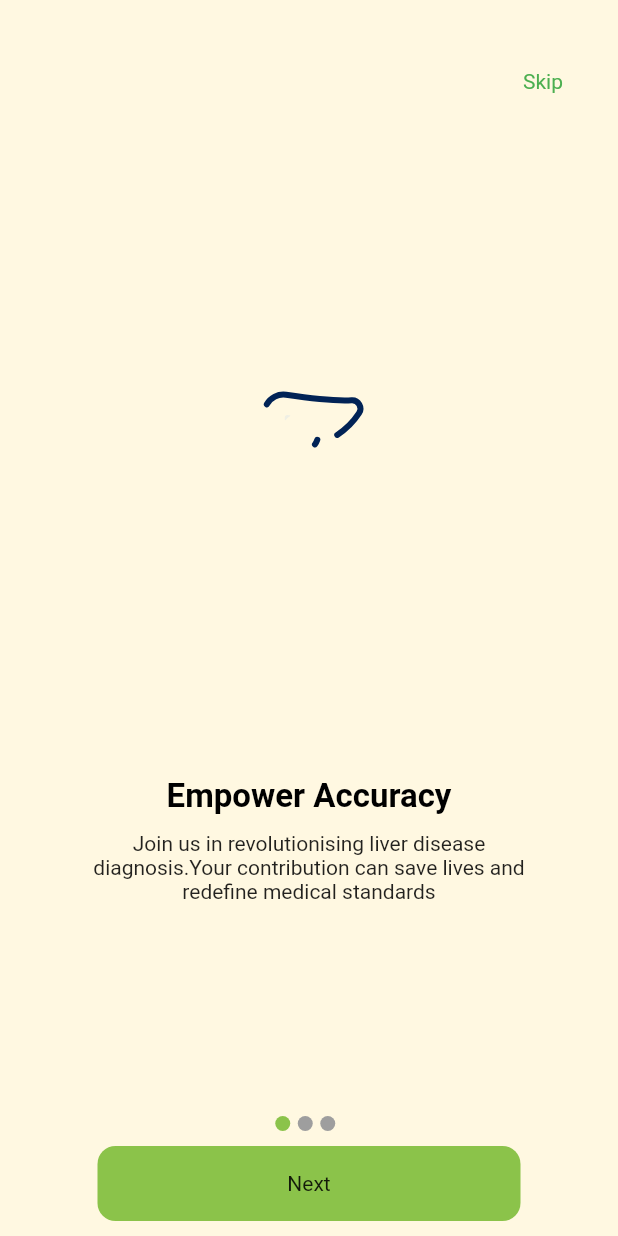
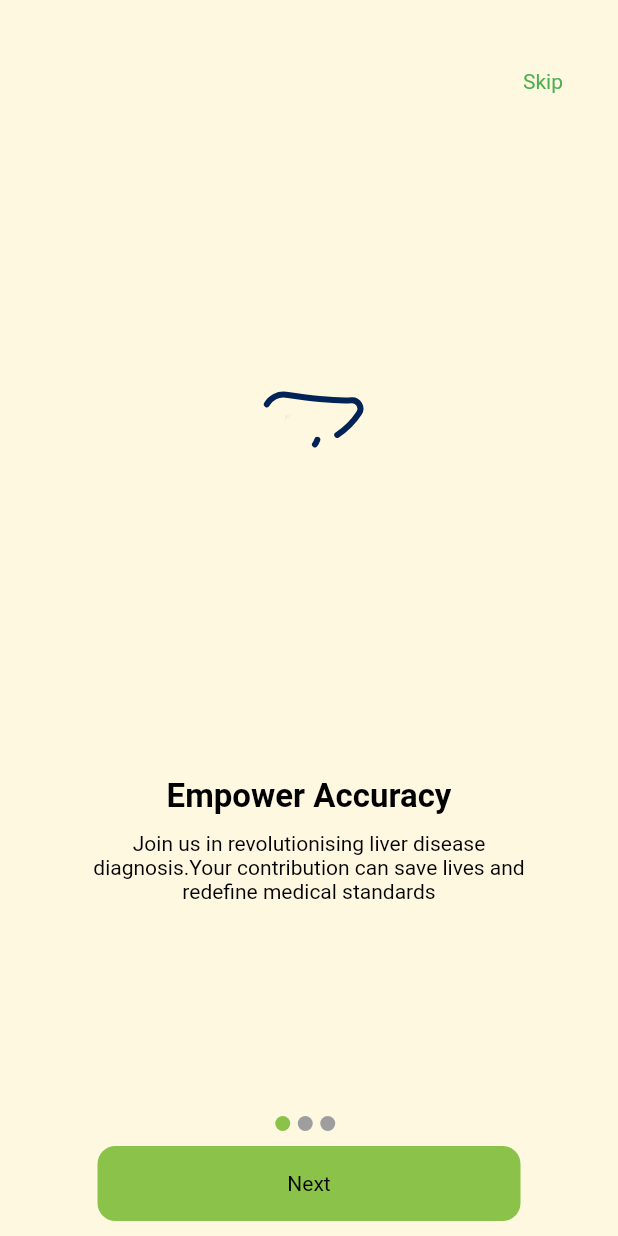
Before and after one commit to edithNakimbugwe/DiagnosisAccuracy, a Flutter app: the screen it shows after launch, on a phone screen of 412 x 824 dp. Run offline on Flutter 3.47's test engine with Material 2 defaults, Android fonts, the phone set to English and light mode, and no system bars; our stand-ins replace connectivity_plus, firebase_auth, firebase_core, firebase_database, get, liquid_swipe and 1 more; accounts and stored records are empty; Roboto replaces fonts that are missing (Times New Roman).

Commit message:
touch ups

```diff
--- /dev/null
+++ b/lib/bindings/page_routing_binder.dart
@@ -0,0 +1,31 @@
+import 'package:diagnosis_accuracy/views/home_view.dart';
+import 'package:diagnosis_accuracy/views/new_acc.dart';
+import 'package:diagnosis_accuracy/views/onboarding/onboarding_view.dart';
+import 'package:get/get.dart';
+
+import '../views/login_view.dart';
+import 'home_binding.dart';
+import 'login_binding.dart';
+import 'signup_binding.dart';
+
+List<GetPage> getpages = [
+  GetPage(
+    name: '/',
+    page: () => const OnBoardingView(),
+  ),
+  GetPage(
+    name: '/home',
+    page: () => HomePage(),
+    binding: HomeBinding(),
+  ),
+  GetPage(
+    name: '/login',
+    page: () => const LoginPage(),
+    binding: LoginBinding(),
+  ),
+  GetPage(
+    name: '/signup',
+    page: () => const NewAccount(),
+    binding: SignUpBinding(),
+  ),
+];
--- a/lib/main.dart
+++ b/lib/main.dart
@@ -1,13 +1,13 @@
 import 'package:diagnosis_accuracy/bindings/my_bindings.dart';
 import 'package:diagnosis_accuracy/controllers/network_controllers.dart';
 import 'package:diagnosis_accuracy/firebase_options.dart';
-import 'package:diagnosis_accuracy/views/onboarding/onboarding_view.dart';
 import 'package:firebase_core/firebase_core.dart';
 import 'package:flutter/material.dart';
 import 'package:get/get.dart';
 
+import 'bindings/page_routing_binder.dart';
 import 'services/firebase_services.dart';
-import 'views/home_view.dart';
+import 'themes/theme.dart';
 
 Future<void> main() async {
   WidgetsFlutterBinding.ensureInitialized();
@@ -28,9 +28,12 @@ class HepaCheckApp extends StatelessWidget {
   @override
   Widget build(BuildContext context) {
     return GetMaterialApp(
-      home: HomePage(),
       initialBinding: MyBindings(),
       debugShowCheckedModeBanner: false,
+      themeMode: ThemeMode.system,
+      theme: MyAppTheme.lightTheme,
+      darkTheme: MyAppTheme.darkTheme,
+      getPages: getpages,
     );
   }
 }
--- /dev/null
+++ b/lib/themes/theme.dart
@@ -0,0 +1,27 @@
+import 'package:flutter/material.dart';
+
+class MyAppTheme {
+  static ThemeData lightTheme = ThemeData(
+    brightness: Brightness.light,
+    primaryColor: Colors.deepOrange,
+    scaffoldBackgroundColor: Colors.white,
+    textTheme: const TextTheme(
+      bodySmall: TextStyle(color: Color.fromARGB(255, 78, 72, 72)),
+      titleLarge: TextStyle(color: Colors.black),
+      bodyMedium: TextStyle(color: Colors.black),
+      // Define more text styles here as needed
+    ),
+  );
+
+  static ThemeData darkTheme = ThemeData(
+    brightness: Brightness.dark,
+    primaryColor: const Color(0xFF008080), // Teal color
+    scaffoldBackgroundColor: Colors.black,
+    textTheme: const TextTheme(
+      bodySmall: TextStyle(color: Colors.white),
+      titleLarge: TextStyle(color: Colors.white),
+      bodyMedium: TextStyle(color: Colors.white),
+      // Define more text styles here as needed
+    ),
+  );
+}
--- a/pubspec.yaml
+++ b/pubspec.yaml
@@ -33,9 +33,7 @@ dependencies:
   connectivity_plus:
   lottie:
   multiselect:
-  pdf:
-  printing:
-  path_provider:
+
   get:
   flutter:
     sdk: flutter
```
Also changed, not shown: lib/bindings/home_binding.dart (added, +9 -0 lines), lib/bindings/login_binding.dart (added, +9 -0 lines), lib/bindings/my_bindings.dart (+1 -18 lines), lib/bindings/signup_binding.dart (added, +9 -0 lines), lib/controllers/checkbox_controller.dart (added, +9 -0 lines), lib/controllers/signup_controllers.dart (+11 -0 lines), lib/views/new_acc.dart (+8 -24 lines), lib/widgets/checkbox_widget.dart (added, +20 -0 lines), pubspec.lock, 5 other files.
